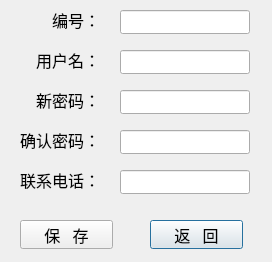
Above: changeadmininfodialog.ui from NorthSecond/LibraryManagementSystem before the change. Below: the same form after it.
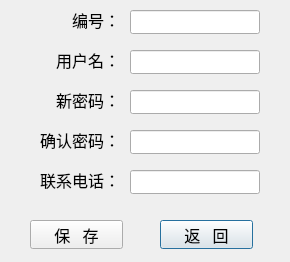
That is the form after the change.

The edit to the form file:
```diff
--- a/changeadmininfodialog.ui
+++ b/changeadmininfodialog.ui
@@ -6,7 +6,7 @@
    <rect>
     <x>0</x>
     <y>0</y>
-    <width>272</width>
+    <width>290</width>
     <height>262</height>
    </rect>
   </property>
@@ -16,7 +16,7 @@
   <widget class="QLineEdit" name="phone_edt">
    <property name="geometry">
     <rect>
-     <x>120</x>
+     <x>130</x>
      <y>170</y>
      <width>130</width>
      <height>24</height>
@@ -26,7 +26,7 @@
   <widget class="QLineEdit" name="id_edt">
    <property name="geometry">
     <rect>
-     <x>120</x>
+     <x>130</x>
      <y>10</y>
      <width>130</width>
      <height>24</height>
@@ -39,7 +39,7 @@
   <widget class="QLineEdit" name="new_passwd_wdt">
    <property name="geometry">
     <rect>
-     <x>120</x>
+     <x>130</x>
      <y>130</y>
      <width>130</width>
      <height>24</height>
@@ -52,9 +52,9 @@
   <widget class="QLabel" name="passwd_lbl">
    <property name="geometry">
     <rect>
-     <x>10</x>
+     <x>20</x>
      <y>90</y>
-     <width>90</width>
+     <width>100</width>
      <height>20</height>
     </rect>
    </property>
@@ -74,7 +74,7 @@
   <widget class="QPushButton" name="back_btn">
    <property name="geometry">
     <rect>
-     <x>150</x>
+     <x>160</x>
      <y>220</y>
      <width>93</width>
      <height>29</height>
@@ -93,9 +93,9 @@
   <widget class="QLabel" name="label">
    <property name="geometry">
     <rect>
-     <x>10</x>
+     <x>20</x>
      <y>170</y>
-     <width>90</width>
+     <width>100</width>
      <height>20</height>
     </rect>
    </property>
@@ -115,7 +115,7 @@
   <widget class="QLineEdit" name="user_name_edt">
    <property name="geometry">
     <rect>
-     <x>120</x>
+     <x>130</x>
      <y>50</y>
      <width>130</width>
      <height>24</height>
@@ -128,9 +128,9 @@
   <widget class="QLabel" name="passwd_again_lbl">
    <property name="geometry">
     <rect>
-     <x>10</x>
+     <x>20</x>
      <y>130</y>
-     <width>90</width>
+     <width>100</width>
      <height>20</height>
     </rect>
    </property>
@@ -150,9 +150,9 @@
   <widget class="QLabel" name="id_lbl">
    <property name="geometry">
     <rect>
-     <x>10</x>
+     <x>20</x>
      <y>10</y>
-     <width>90</width>
+     <width>100</width>
      <height>20</height>
     </rect>
    </property>
@@ -172,7 +172,7 @@
   <widget class="QLineEdit" name="passwd_edt">
    <property name="geometry">
     <rect>
-     <x>120</x>
+     <x>130</x>
      <y>90</y>
      <width>130</width>
      <height>24</height>
@@ -185,9 +185,9 @@
   <widget class="QLabel" name="username_lbl">
    <property name="geometry">
     <rect>
-     <x>10</x>
+     <x>20</x>
      <y>50</y>
-     <width>90</width>
+     <width>100</width>
      <height>20</height>
     </rect>
    </property>
@@ -207,7 +207,7 @@
   <widget class="QPushButton" name="save_btn">
    <property name="geometry">
     <rect>
-     <x>20</x>
+     <x>30</x>
      <y>220</y>
      <width>93</width>
      <height>29</height>
```
